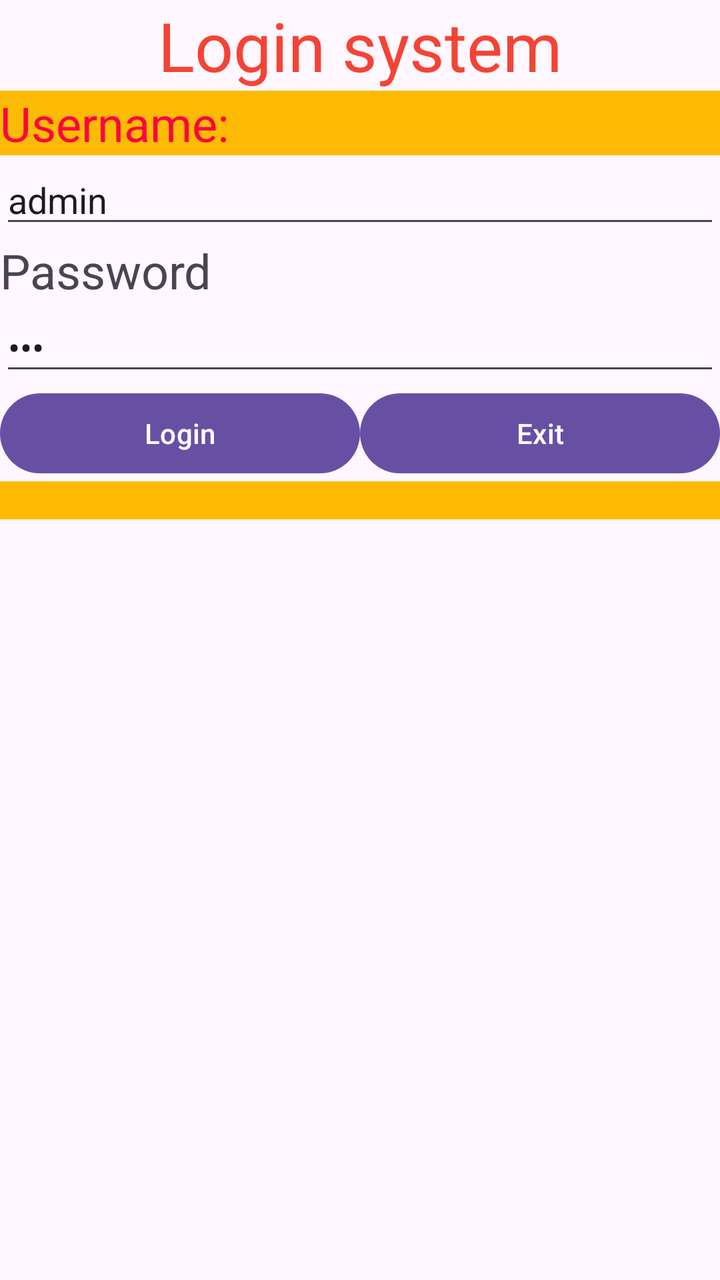
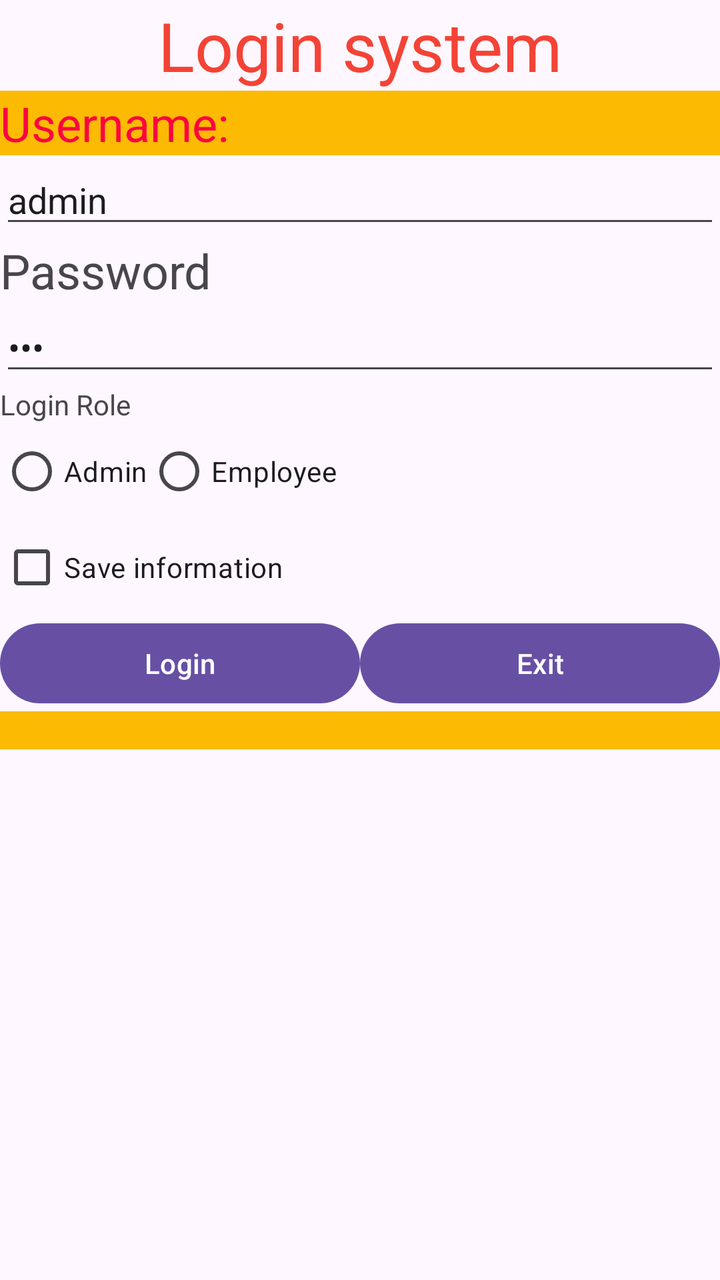

Compare the two renders of this Android layout. The source of the first and the diff that turns it into the second are given below.
<!-- AndroidManifest.xml: application theme Theme.K234112ehqv -->
<!-- res/layout/activity_login.xml -->
<?xml version="1.0" encoding="utf-8"?>
<LinearLayout xmlns:android="http://schemas.android.com/apk/res/android"
    xmlns:app="http://schemas.android.com/apk/res-auto"
    xmlns:tools="http://schemas.android.com/tools"
    android:id="@+id/main"
    android:layout_width="match_parent"
    android:layout_height="match_parent"
    android:backgroundTint="@color/yellow_background"
    android:orientation="vertical"
    tools:context=".LoginActivity">

    <TextView
        android:id="@+id/textView"
        android:layout_width="match_parent"
        android:layout_height="wrap_content"
        android:text="@string/str_login_system"
        android:textAlignment="center"
        android:textColor="#F44336"
        android:textSize="34sp" />

    <TextView
        android:id="@+id/textView2"
        android:layout_width="match_parent"
        android:layout_height="wrap_content"
        android:background="@color/yellow_background"
        android:text="@string/str_user_name"
        android:textColor="@color/red_text"
        android:textSize="24sp" />

    <EditText
        android:id="@+id/editTextUsername"
        android:layout_width="match_parent"
        android:layout_height="wrap_content"
        android:ems="10"
        android:inputType="text"
        android:hint="@string/str_hint_username"
        android:text="admin"

        />

    <TextView
        android:id="@+id/textView3"
        android:layout_width="match_parent"
        android:layout_height="wrap_content"
        android:text="@string/str_password"
        android:textSize="24sp" />

    <EditText
        android:id="@+id/editTextTextPassword"
        android:layout_width="match_parent"
        android:layout_height="wrap_content"
        android:ems="10"
        android:hint="@string/str_hint_password"
        android:inputType="textPassword"
        android:text="123"
        />

    <LinearLayout
        android:layout_width="match_parent"
        android:layout_height="wrap_content"
        android:orientation="horizontal">

        <Button
            android:onClick="loginSystem"
            android:id="@+id/btn_login"
            android:layout_width="wrap_content"
            android:layout_height="wrap_content"
            android:layout_weight="1"
            android:text="@string/str_login" />

        <Button
            android:onClick="ExitSystem"
            android:id="@+id/btn_exit"
            android:layout_width="wrap_content"
            android:layout_height="wrap_content"
            android:layout_weight="1"
            android:text="@string/str_exit" />
    </LinearLayout>

    <TextView
        android:id="@+id/txtMassage"
        android:layout_width="match_parent"
        android:layout_height="wrap_content"
        android:background="@color/yellow_background" />

</LinearLayout>
<!-- resources referenced by this layout -->
<resources>
  <color name="red_text">#fc0341</color>
  <color name="yellow_background">#fcba03</color>
  <string name="str_exit">Exit</string>
  <string name="str_hint_password">Enter Your Password</string>
  <string name="str_hint_username">Enter your username</string>
  <string name="str_login">Login</string>
  <string name="str_login_system">Login system</string>
  <string name="str_password">Password</string>
  <string name="str_user_name">Username:</string>
  <style name="Theme.K234112ehqv" parent="Base.Theme.K234112ehqv" />
  <style name="Base.Theme.K234112ehqv" parent="Theme.Material3.DayNight.NoActionBar">
          
          
      </style>
</resources>

<!-- the commit's change to res/layout/activity_login.xml (unified diff, before → after) -->
@@ -55,6 +55,36 @@
         android:text="123"
         />
 
+    <TextView
+        android:id="@+id/textView4"
+        android:layout_width="match_parent"
+        android:layout_height="wrap_content"
+        android:text="@string/str_login_role" />
+
+    <RadioGroup
+        android:layout_width="match_parent"
+        android:layout_height="wrap_content"
+        android:orientation="horizontal">
+
+        <RadioButton
+            android:id="@+id/rad_admin"
+            android:layout_width="wrap_content"
+            android:layout_height="wrap_content"
+            android:text="@string/str_role_admin" />
+
+        <RadioButton
+            android:id="@+id/rad_employee"
+            android:layout_width="wrap_content"
+            android:layout_height="wrap_content"
+            android:text="@string/str_role_employee" />
+    </RadioGroup>
+
+    <CheckBox
+        android:id="@+id/chk_SaveLogin"
+        android:layout_width="match_parent"
+        android:layout_height="wrap_content"
+        android:text="@string/str_save_login_inf" />
+
     <LinearLayout
         android:layout_width="match_parent"
         android:layout_height="wrap_content"
<!-- resource entries referenced after the edit -->
@@ -6,8 +6,12 @@
   <string name="str_hint_password">Enter Your Password</string>
   <string name="str_hint_username">Enter your username</string>
   <string name="str_login">Login</string>
+  <string name="str_login_role">Login Role</string>
   <string name="str_login_system">Login system</string>
   <string name="str_password">Password</string>
+  <string name="str_role_admin">Admin</string>
+  <string name="str_role_employee">Employee</string>
+  <string name="str_save_login_inf">"Save information "</string>
   <string name="str_user_name">Username:</string>
   <style name="Theme.K234112ehqv" parent="Base.Theme.K234112ehqv" />
   <style name="Base.Theme.K234112ehqv" parent="Theme.Material3.DayNight.NoActionBar">
